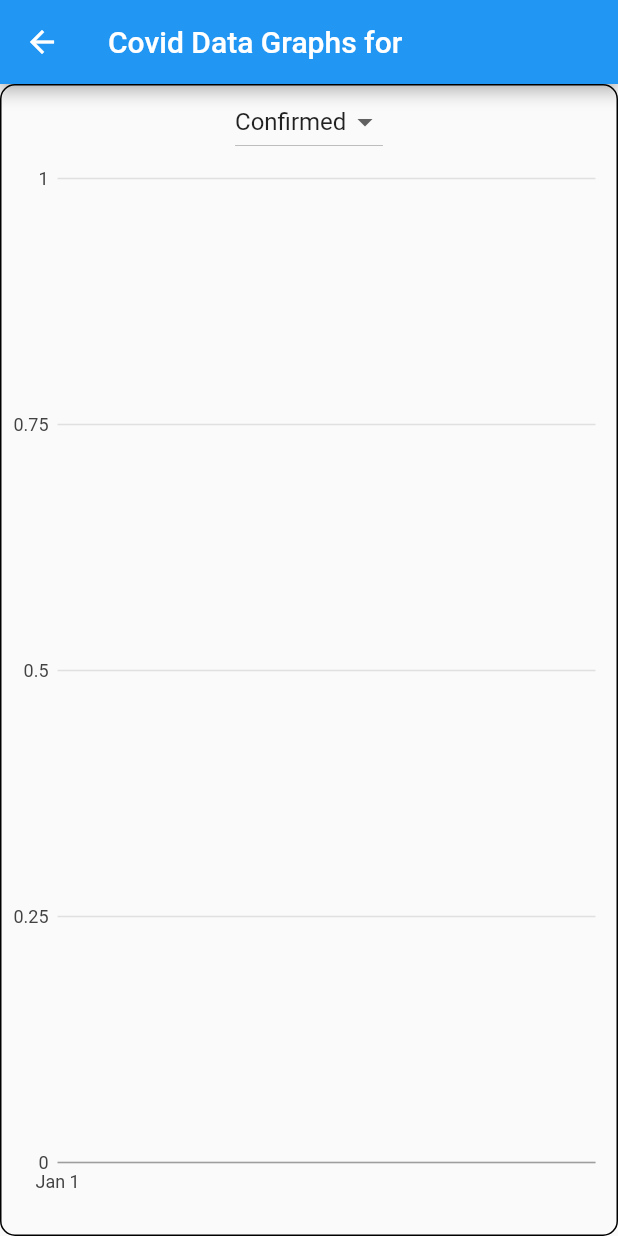
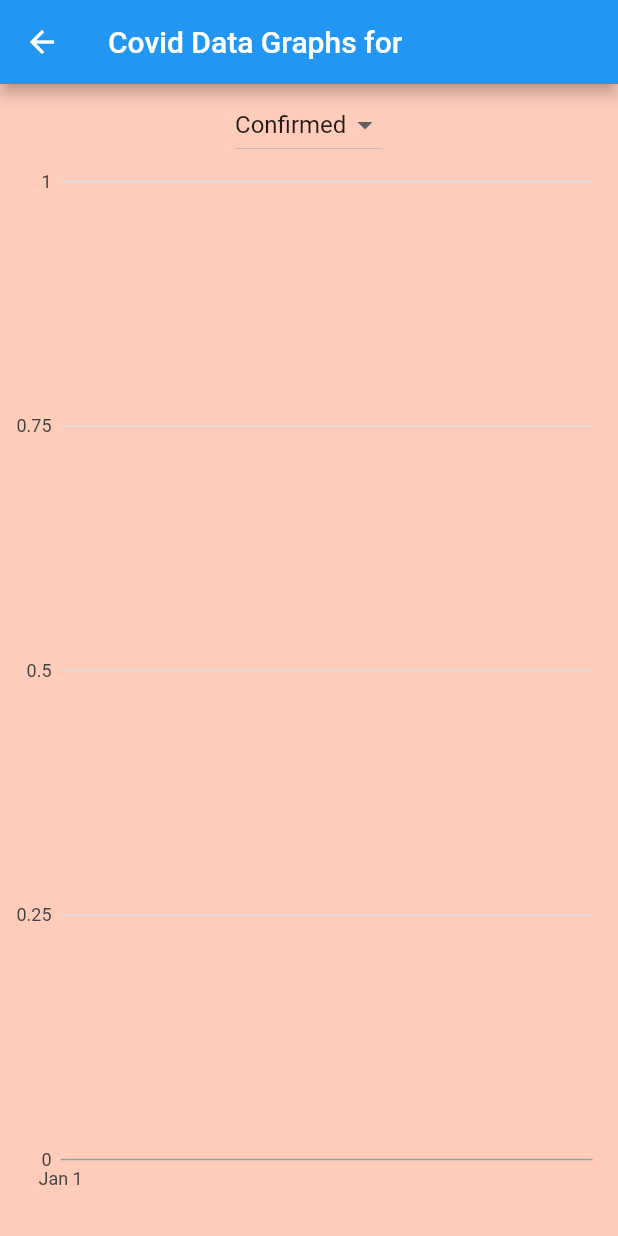
Before and after one commit to jrockr/flutter_covid_app, a Flutter app: the CovidDataGraphScreen screen opened directly with empty values, on a phone screen of 412 x 824 dp. Run offline on Flutter 3.47's test engine with Material 2 defaults, Android fonts, the phone set to English and light mode, and no system bars; our stand-ins replace charts_flutter, flutter_typeahead, logger; network calls fail.

Commit message:
darkmode bug fix

```diff
--- a/lib/screens/covid_graph_screen.dart
+++ b/lib/screens/covid_graph_screen.dart
@@ -7,8 +7,10 @@ final Logger _logger = Logger();
 
 class CovidDataGraphScreen extends StatefulWidget {
   final String country;
+  final bool isDarkModeEnabled;
 
-  const CovidDataGraphScreen({super.key, required this.country});
+  const CovidDataGraphScreen(
+      {super.key, required this.country, required this.isDarkModeEnabled});
 
   @override
   CovidDataGraphScreenState createState() => CovidDataGraphScreenState();
@@ -58,10 +60,12 @@ class CovidDataGraphScreenState extends State<CovidDataGraphScreen> {
 
   Widget widgetChart() {
     return Container(
-      decoration: BoxDecoration(
-        borderRadius: BorderRadius.circular(10),
-        border: Border.all(),
-      ),
+      padding: const EdgeInsets.all(3.0),
+      color: widget.isDarkModeEnabled
+          ? Colors.blueGrey[100]
+          : Colors.deepOrange[
+              100], // Adjust the color based on the current theme mode,
+      // Adjust the color based on the current theme mode
       child: Column(
         children: [
           DropdownButton<String>(
--- a/lib/screens/home_screen.dart
+++ b/lib/screens/home_screen.dart
@@ -62,10 +62,10 @@ class HomePageState extends State<HomePage> {
   Widget widgetCountrySearchBox() {
     return Container(
       width: 500,
-      height: 200,
+      height: 250,
       decoration: BoxDecoration(
         borderRadius: BorderRadius.circular(10),
-        border: Border.all(),
+        // border: Border.all(),
       ),
       child: Column(children: [
         TypeAheadFormField(
@@ -102,6 +102,7 @@ class HomePageState extends State<HomePage> {
                     context,
                     MaterialPageRoute(
                         builder: (context) => CovidDataGraphScreen(
+                            isDarkModeEnabled: isDarkModeEnabled,
                             country: _selectedCountry.toString())),
                   );
                 }
@@ -118,6 +119,7 @@ class HomePageState extends State<HomePage> {
             onChanged: (value) {
               setState(() {
                 widget.toggleTheme();
+                isDarkModeEnabled = !isDarkModeEnabled;
               });
             },
           ),
```
